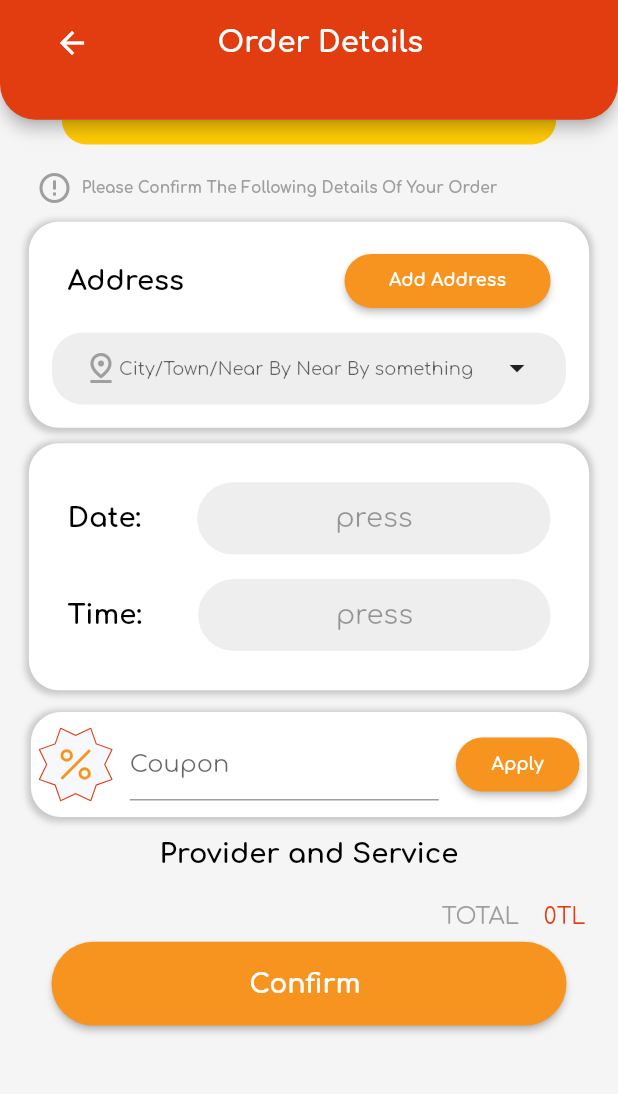
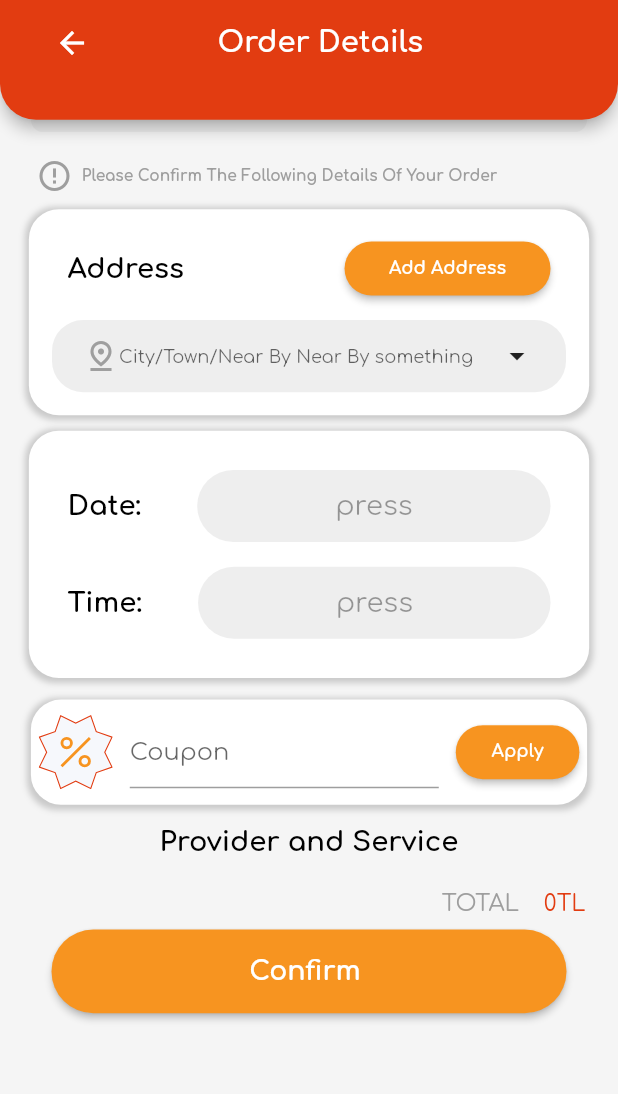
Before and after one commit to OmarHasan1996/closer, a Flutter app: the CheckOutScreen screen opened directly, on a phone screen of 412 x 824 dp, the part 78-1172 px from its top. Run offline on Flutter 3.47's test engine with Material 2 defaults, Android fonts, the light colour scheme and no system bars; our stand-ins replace another_flushbar, date_format, dio, double_back_to_close_app, file_picker, firebase_core and 24 more; missing offline and left inert: circular_menu, easy_image_viewer, firebase_core_web, firebase_messaging_web, flutter_facebook_auth, flutter_facebook_auth_web and 7 more; accounts and stored records are empty.

Commit message:
solve + google

```diff
--- a/lib/MyWidget.dart
+++ b/lib/MyWidget.dart
@@ -184,7 +184,7 @@ class MyWidget{
   static myOrderlist(ord, index, Function() setState, chCircle,) {
     var serial; serial = ord['Serial'];
     var Id;Id = ord['Servicess'][0]['OrderId'];
-    var amount; amount = ord['Amount'].toString();
+    var amount; amount = prettify(double.parse(ord['Amount'].toString()));
     var date; date = ord['OrderDate'];
     var addressArea; addressArea = ord['Address']['Title']??'';
     var addressCity; addressCity = ord['Address']['Title']??'';
@@ -479,7 +479,7 @@ class MyWidget{
                         Row(
                           mainAxisAlignment: MainAxisAlignment.spaceBetween,
                           children: [
-                            MyWidget(navigatorKey.currentContext!).textBlack20(prettify(amount).toString(), scale: 0.85, color: AppColors.red),
+                            MyWidget(navigatorKey.currentContext!).textBlack20(amount.toString(), scale: 0.85, color: AppColors.red),
                             MyWidget(navigatorKey.currentContext!).textBlack20(DateTime.parse(date.replaceAll('T', ' ')).add(-timeDiff).toString().split(' ')[0], scale: 0.85),
                           ],
                         ),
@@ -610,10 +610,10 @@ class MyWidget{
     return Center(
       child: Container(
         alignment: Alignment.center,
-        width: AppWidth.w80,
-        height: AppHeight.h2,
+        width: AppWidth.w90,
+        height: AppHeight.h1,
         decoration: BoxDecoration(
-          color: AppColors.yellow,
+          color: AppColors.barline,
           borderRadius: BorderRadius.vertical(
               bottom: Radius.circular(AppHeight.h2)),
         ),
@@ -628,7 +628,7 @@ class MyWidget{
         width: AppWidth.w100,
         height: AppHeight.h1,
         decoration: BoxDecoration(
-          color: AppColors.yellow,
+          color: AppColors.barline,
         ),
       ),
     );
@@ -668,15 +668,15 @@ class MyWidget{
                 IconButton(onPressed: ()=> Navigator.of(navigatorKey.currentContext!).pop(), icon: Icon(Icons.arrow_back)):
                 IconButton(onPressed: ()=> key.currentState!.openDrawer(), icon: Icon(Icons.list, size: AppWidth.w8), ),
                 textTitle(title),
-                Column(
+                withoutCart || worker? SizedBox(width: AppWidth.w8,) : Column(
                   mainAxisAlignment: MainAxisAlignment.center,
                   //crossAxisAlignment: CrossAxisAlignment.center,
                   children: [
                     !empty? Text(order.length.toString(),style: TextStyle(
         fontFamily: 'comfortaa',color: AppColors.yellow,fontSize: FontSize.s14),):SizedBox(height: FontSize.s14*2,),
-                    !withoutCart?IconButton(onPressed: () => _iconPress(empty, newOrder: newOrder), icon: Icon(Icons.shopping_cart_outlined,size: AppWidth.w8,)):SizedBox(width: AppWidth.w8,)
+                    IconButton(onPressed: () => _iconPress(empty, newOrder: newOrder), icon: Icon(Icons.shopping_cart_outlined,size: AppWidth.w8,))
                   ],
-                )
+                ),
               ],
             )
           ],
@@ -934,7 +934,7 @@ class MyWidget{
     var Id = ord[0][0]['Id'];
     var name = ord[0][0]['Name'];
     var imagepath = ord[0][0]['ImagePath'];
-    var price = ord[0][0]['Price'].toString();
+    var price = prettify(ord[0][0]['Price']).toString();
     var amount = ord[1].toString();
     /*var date = Text(
       '${pickDate.day}-${pickDate.month}-${pickDate.year} / ${time.hour}:${time.minute}',
--- a/lib/api/api_service.dart
+++ b/lib/api/api_service.dart
@@ -1005,7 +1005,7 @@ class APIService {
     //return response;
   }
 
-  updateWorkerTask(taskId, workerId, serviceId, supervisorNotes, startDate, endDate, workerNotes, token, taskName, file, fcmToken,
+  updateWorkerTask(taskId, workerId, serviceId, supervisorNotes, startDate, endDate, workerNotes, token, taskName, file, fcmToken,_mainOrderId,
       {message, status}) async {
     status??=2;
     message??=AppLocalizations.of(context!)!.translate('good luck task is finished');
@@ -1026,6 +1026,7 @@ class APIService {
     Map mapDate = {
       "Id": taskId.toString(), //orderId
       "WorkerId": workerId.toString(),
+      "OrderId":_mainOrderId,
       "OrderServicesId": serviceId.toString(), //serviceId
       "Status": status,
       "Notes": supervisorNotes.toString(), //supervisorNotes
@@ -1047,6 +1048,7 @@ class APIService {
       mapDate = {
         "Id": taskId.toString(), //orderId
         "WorkerId": workerId.toString(),
+        "OrderId":_mainOrderId,
         "OrderServicesId": serviceId.toString(), //serviceId
         "Status": status,
         "Notes": supervisorNotes.toString(), //supervisorNotes
--- a/lib/color/MyColors.dart
+++ b/lib/color/MyColors.dart
@@ -14,6 +14,7 @@ class AppColors {
  static const blackGray = const Color(0xff111111) ;
  static const black = const Color(0xff000000) ;
  static const yellow = const Color(0xffffca05) ;
+ static const barline = const Color(0xffECECEC) ;
  static const red = const Color(0xff970303) ;
  static const blue = const Color(0xff2e3191);
  static const purple1 = const Color(0xffE9866C);
--- a/lib/screens/language/Languages.dart
+++ b/lib/screens/language/Languages.dart
@@ -256,7 +256,8 @@ class _LanguagesState extends State<Languages> {
     myCurrency = country[_selectedCountry]['Currency'];
     cityId = city[_selectedCity]['Id'].toString();
     await LocalizationService().changeLocale(lang, context);
-    MyApplication.navigateTorePlaceUntil(context, SignIn());
+    Navigator.of(context).pop();
+    //MyApplication.navigateTorePlaceUntil(context, SignIn());
     setState(() {
       chLogIn = false;
     });
--- a/lib/screens/mainTabScreens/order/userOrder.dart
+++ b/lib/screens/mainTabScreens/order/userOrder.dart
@@ -529,7 +529,7 @@ class _UserOrderState extends State<UserOrder> {
                               ),
                               MyWidget.textHeader(prettify(double.parse(amount)).toString() + AppLocalizations.of(context)!.translate('TRY')/*service[index]['price']*/),
 
-                              ord['Status']!=7? Icon(Icons.location_on_outlined, color: AppColors.mainColor,):SizedBox()
+                              ord['Status']==7? Icon(Icons.location_on_outlined, color: AppColors.mainColor,):SizedBox()
                             ],
                           ),
                         ),
--- a/lib/screens/superVisior/orderID.dart
+++ b/lib/screens/superVisior/orderID.dart
@@ -379,7 +379,7 @@ class _OrderIdState extends State<OrderId> {
     //var fcmToken = '';
     for(int i = 0; i<tasks.length; i++){
       if(tasks[i]['Status'] != 2){
-        await api!.updateWorkerTask(tasks[i]['Id'], tasks[i]['WorkerId'], tasks[i]['OrderServicesId'], tasks[i]['Notes'], tasks[i]['StartDate'], endDate, 'workerNotes', token, tasks[i]['Name'], 'null', tasks[i]['User']['FBKey']);
+        await api!.updateWorkerTask(tasks[i]['Id'], tasks[i]['WorkerId'], tasks[i]['OrderServicesId'], tasks[i]['Notes'], tasks[i]['StartDate'], endDate, 'workerNotes', token, tasks[i]['Name'], 'null', tasks[i]['User']['FBKey'], '_mainOrderId');
       }
     }
     await api!.updateOrder(token, ord, 8, null, null, null);
```
Also changed, not shown: lib/screens/mainTabScreens/homeScreen.dart (+10 -8 lines), lib/screens/mainTabScreens/order/workerOrder.dart (+3 -6 lines), lib/screens/order/checkout.dart (+5 -2 lines), lib/screens/service/sub_service_dec.dart (+13 -6 lines), lib/screens/worker/taskId.dart (+25 -21 lines).
